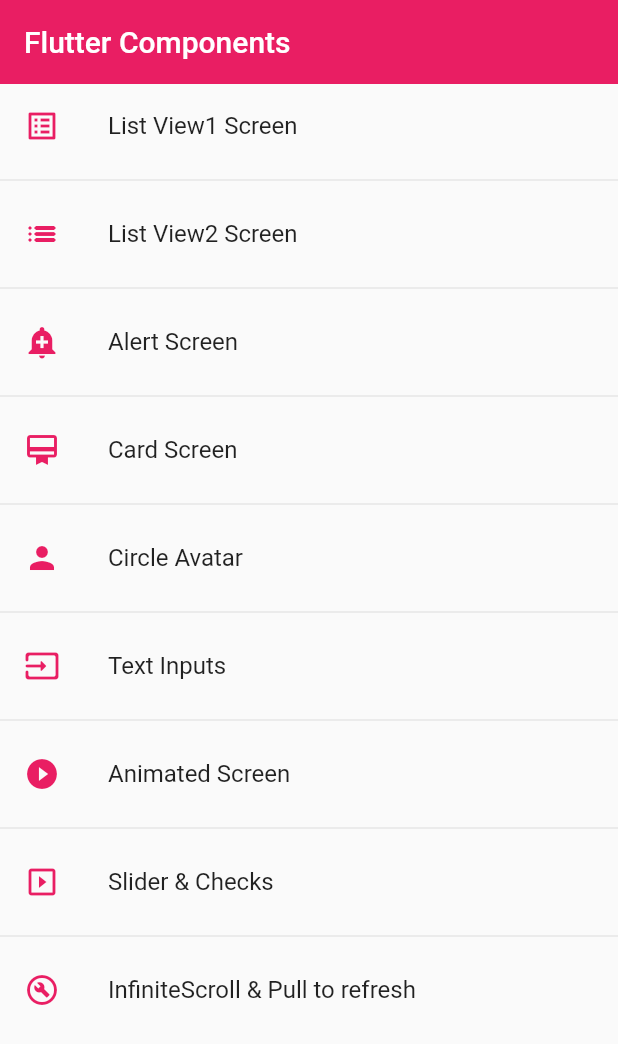
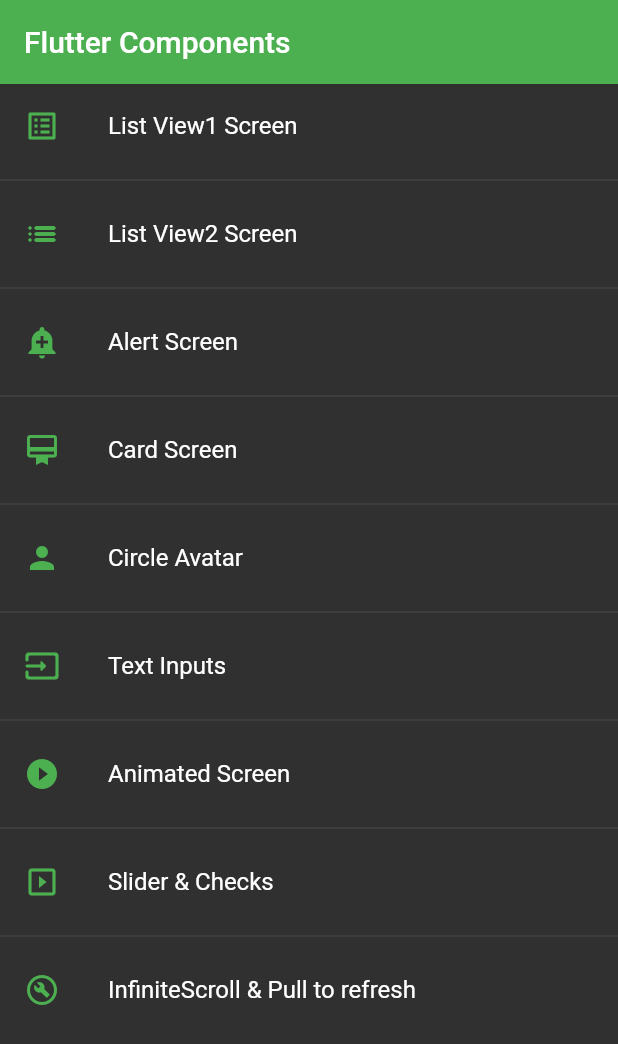
Before and after one commit to Rituzka/flutter_list_components_app, a Flutter app: the screen it shows after launch, on a phone screen of 412 x 824 dp. Shown: the top 1044 px of the screen. Run offline on Flutter 3.47's test engine with Material 2 defaults, Android fonts, the light colour scheme and no system bars.

Commit message:
change light theme to dark theme and the primary color

```diff
--- a/lib/main.dart
+++ b/lib/main.dart
@@ -15,6 +15,6 @@
         initialRoute: AppRoutes.initialRoute,
         routes: AppRoutes.getAppRoute(),
         onGenerateRoute: AppRoutes.onGenerateRoute,
-        theme: AppTheme.lightTheme);
+        theme: AppTheme.darkTheme);
   }
 }
--- a/lib/themes/app_theme.dart
+++ b/lib/themes/app_theme.dart
@@ -1,12 +1,12 @@
 import 'package:flutter/material.dart';
 
 class AppTheme {
-  static const Color primary = Colors.pink;
+  static const Color primary = Colors.green;
 
   static final ThemeData lightTheme = ThemeData.light().copyWith(
 
       //Primary color
-      primaryColor: Colors.pink,
+      primaryColor: primary,
 
       //AppBar Theme
       appBarTheme: const AppBarTheme(color: primary, elevation: 0),
@@ -47,7 +47,7 @@
   static final ThemeData darkTheme = ThemeData.dark().copyWith(
 
       //Primary color
-      primaryColor: Colors.pink,
+      primaryColor: Colors.orange,
 
       //AppBar Theme
       appBarTheme: const AppBarTheme(color: primary, elevation: 0),
```
